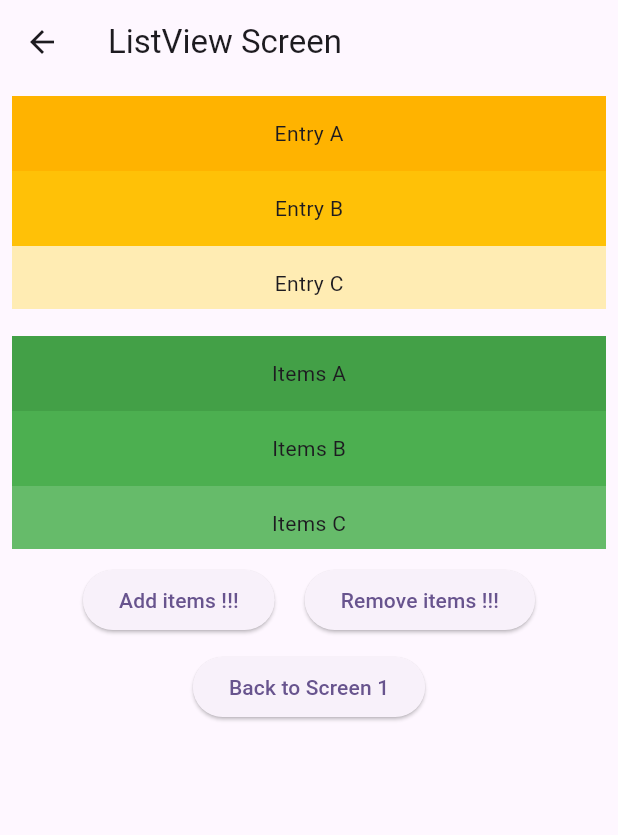
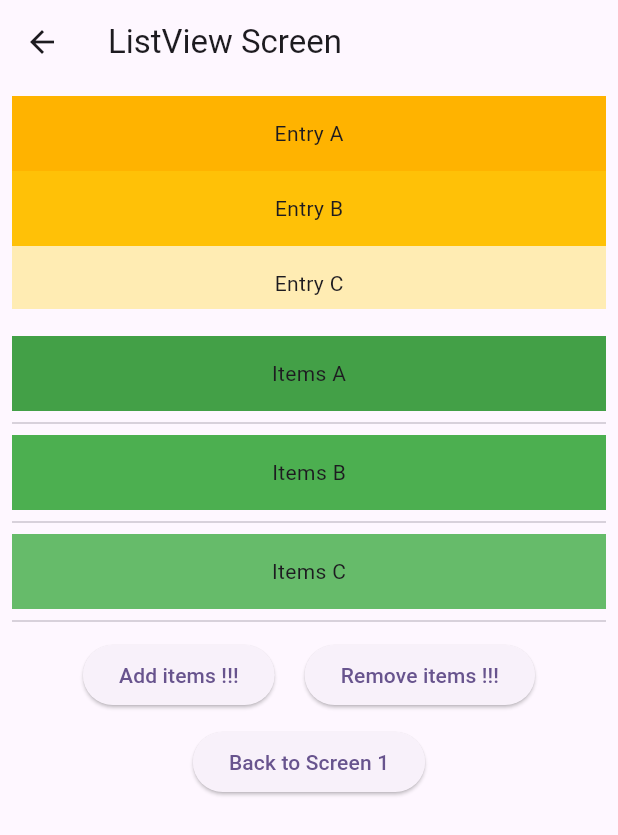
Before and after one commit to MinhTN05/Lesson1, a Flutter app: the MyStatelessWidget screen opened directly, after a tap on "Go to Sreen 2", on a phone screen of 412 x 824 dp. Shown: the top 835 px of the screen. Run offline on Flutter 3.47's test engine with Material 3 defaults, Android fonts, the phone set to English and light mode, and no system bars.

Commit message:
update list_view_screen and lesson4_screen

```diff
--- a/lesson1/lib/lesson4_screen.dart
+++ b/lesson1/lib/lesson4_screen.dart
@@ -10,10 +10,18 @@ class MyApp extends StatelessWidget {
 
   @override
   Widget build(BuildContext context) {
-    return const MaterialApp(
+    return MaterialApp(
       debugShowCheckedModeBanner: false,
       title: _title,
-      home: MyStatelessWidget(),
+      home: const MyStatelessWidget(),
+      theme: ThemeData(
+          dividerTheme: const DividerThemeData(
+        thickness: 1,
+        color: Colors.brown,
+        // indent và endIndent thay đổi kích thước cửa gạch sau mỗi items
+        indent: 10,
+        endIndent: 10,
+      )),
     );
   }
 }
@@ -29,12 +37,12 @@ class MyStatelessWidget extends StatelessWidget {
       ),
       body: SafeArea(
         child: Padding(
-          padding: EdgeInsets.fromLTRB(0, 20, 0, 20),
+          padding: const EdgeInsets.fromLTRB(0, 20, 0, 20),
           child: Center(
             child: Column(
               children: <Widget>[
                 buildStack(),
-                SizedBox(
+                const SizedBox(
                   height: 10,
                 ),
                 Expanded(
@@ -56,7 +64,7 @@ class MyStatelessWidget extends StatelessWidget {
                           width: 100,
                         ),
                       ),
-                      SizedBox(
+                      const SizedBox(
                         width: 100,
                       ),
                       Flexible(
@@ -76,7 +84,7 @@ class MyStatelessWidget extends StatelessWidget {
                   ),
                 ),
                 buildDecorationText(),
-                SizedBox(
+                const SizedBox(
                   height: 10,
                 ),
                 ElevatedButton(
@@ -86,7 +94,7 @@ class MyStatelessWidget extends StatelessWidget {
                         return ListViewScreen();
                       }));
                     },
-                    child: Text('Go to Sreen 2')),
+                    child: const Text('Go to Sreen 2')),
               ],
             ),
           ),
--- a/lesson1/lib/list_view_screen.dart
+++ b/lesson1/lib/list_view_screen.dart
@@ -45,11 +45,11 @@ class _ListViewScreenState extends State<ListViewScreen> {
                 ],
               ),
             ),
-            SizedBox(
+            const SizedBox(
               height: 10,
             ),
             buildListView2(),
-            SizedBox(
+            const SizedBox(
               height: 10,
             ),
             Row(
@@ -63,8 +63,8 @@ class _ListViewScreenState extends State<ListViewScreen> {
                         colorCodes.add(200 - countAddItem * 20);
                       });
                     },
-                    child: Text('Add items !!!')),
-                SizedBox(
+                    child: const Text('Add items !!!')),
+                const SizedBox(
                   width: 20,
                 ),
                 ElevatedButton(
@@ -72,22 +72,22 @@ class _ListViewScreenState extends State<ListViewScreen> {
                       setState(() {
                         if (countAddItem != 0) {
                           countAddItem--;
-                          entries.removeAt(0);
-                          colorCodes.removeAt(0);
+                          entries.removeLast();
+                          colorCodes.removeLast();
                         }
                       });
                     },
-                    child: Text('Remove items !!!')),
+                    child: const Text('Remove items !!!')),
               ],
             ),
-            SizedBox(
+            const SizedBox(
               height: 10,
             ),
             ElevatedButton(
                 onPressed: () {
                   Navigator.pop(context);
                 },
-                child: Text('Back to Screen 1')),
+                child: const Text('Back to Screen 1')),
           ],
         ),
       ),
@@ -101,10 +101,28 @@ class _ListViewScreenState extends State<ListViewScreen> {
   List<int> colorCodes = <int>[600, 500, 400, 300, 200];
 
   Widget buildListView2() {
-    //ListView.builder
+    //ListView.builder lấy theo dữ liệu động
+    // return Container(
+    //   height: 150,
+    //   child: ListView.builder(
+    //     padding: const EdgeInsets.all(8),
+    //     itemCount: entries.length,
+    //     itemBuilder: (BuildContext context, int index) {
+    //       return Container(
+    //         height: 50,
+    //         color: Colors.green[colorCodes[index]],
+    //         child: Center(
+    //           child: Text('Items ${entries[index]}'),
+    //         ),
+    //       );
+    //     },
+    //   ),
+    // );
+
+    // ListView.separated
     return Container(
-      height: 150,
-      child: ListView.builder(
+      height: 200,
+      child: ListView.separated(
         padding: const EdgeInsets.all(8),
         itemCount: entries.length,
         itemBuilder: (BuildContext context, int index) {
@@ -116,23 +134,10 @@ class _ListViewScreenState extends State<ListViewScreen> {
             ),
           );
         },
+        separatorBuilder: (BuildContext context, int index) {
+          return const Divider();
+        },
       ),
     );
-
-    // ListView.separated
-    // return ListView.separated(
-    //   padding: const EdgeInsets.all(8),
-    //   itemCount: entries.length,
-    //   itemBuilder: (BuildContext context, int index) {
-    //     return Container(
-    //       height: 50,
-    //       color: Colors.amber[colorCodes[index]],
-    //       child: Center(
-    //         child: Text('Entry ${entries[index]}'),
-    //       ),
-    //     );
-    //   },
-    //   separatorBuilder: (BuildContext context, int index) => const Divider(),
-    // );
   }
 }
```
